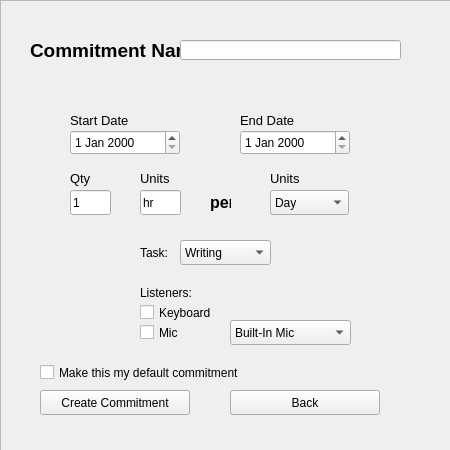
The window that Tasker/createcommitment.ui (thebigG/Tasker) describes before a commit, drawn with Qt 5.
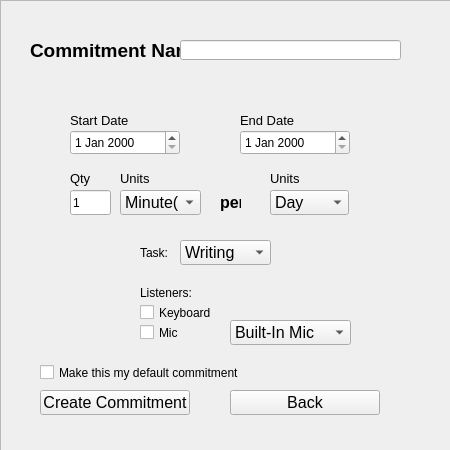
The same window after the commit.

Patch:
```diff
--- a/Tasker/createcommitment.ui
+++ b/Tasker/createcommitment.ui
@@ -148,7 +148,7 @@
    <widget class="QLabel" name="label_5">
     <property name="geometry">
      <rect>
-      <x>140</x>
+      <x>120</x>
       <y>170</y>
       <width>58</width>
       <height>16</height>
@@ -163,23 +163,10 @@
      <string>Units</string>
     </property>
    </widget>
-   <widget class="QLineEdit" name="lineEdit_3">
-    <property name="geometry">
-     <rect>
-      <x>140</x>
-      <y>190</y>
-      <width>41</width>
-      <height>25</height>
-     </rect>
-    </property>
-    <property name="text">
-     <string>hr</string>
-    </property>
-   </widget>
    <widget class="QLabel" name="label_6">
     <property name="geometry">
      <rect>
-      <x>210</x>
+      <x>220</x>
       <y>190</y>
       <width>21</width>
       <height>25</height>
@@ -223,6 +210,11 @@
       <height>25</height>
      </rect>
     </property>
+    <property name="font">
+     <font>
+      <pointsize>12</pointsize>
+     </font>
+    </property>
     <item>
      <property name="text">
       <string>Day</string>
@@ -261,6 +253,11 @@
       <height>25</height>
      </rect>
     </property>
+    <property name="font">
+     <font>
+      <pointsize>12</pointsize>
+     </font>
+    </property>
     <item>
      <property name="text">
       <string>Writing</string>
@@ -320,6 +317,11 @@
       <height>25</height>
      </rect>
     </property>
+    <property name="font">
+     <font>
+      <pointsize>12</pointsize>
+     </font>
+    </property>
     <item>
      <property name="text">
       <string>Built-In Mic</string>
@@ -350,6 +352,7 @@
     </property>
     <property name="font">
      <font>
+      <pointsize>12</pointsize>
       <weight>50</weight>
       <bold>false</bold>
      </font>
@@ -367,10 +370,40 @@
       <height>25</height>
      </rect>
     </property>
+    <property name="font">
+     <font>
+      <pointsize>12</pointsize>
+     </font>
+    </property>
     <property name="text">
      <string>Back</string>
     </property>
    </widget>
+   <widget class="QComboBox" name="QLineEdit_Qty">
+    <property name="geometry">
+     <rect>
+      <x>120</x>
+      <y>190</y>
+      <width>81</width>
+      <height>25</height>
+     </rect>
+    </property>
+    <property name="font">
+     <font>
+      <pointsize>12</pointsize>
+     </font>
+    </property>
+    <item>
+     <property name="text">
+      <string>Minute(s)</string>
+     </property>
+    </item>
+    <item>
+     <property name="text">
+      <string>Hour(s)</string>
+     </property>
+    </item>
+   </widget>
   </widget>
  </widget>
  <resources/>
```
